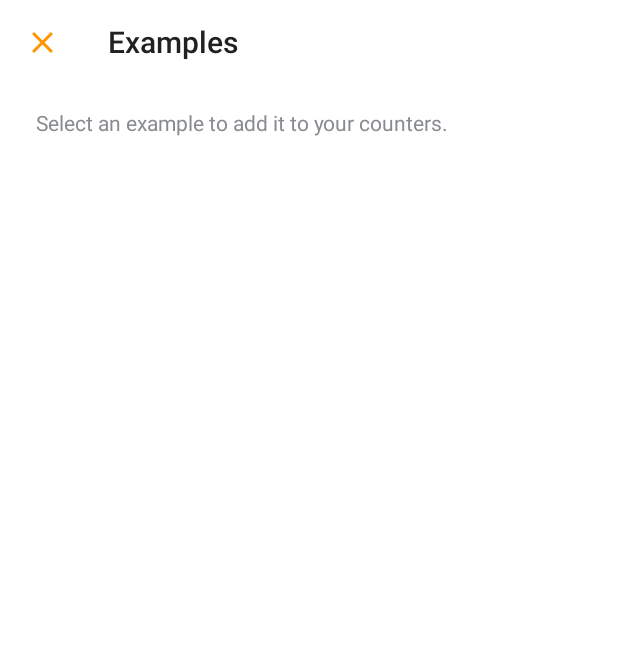
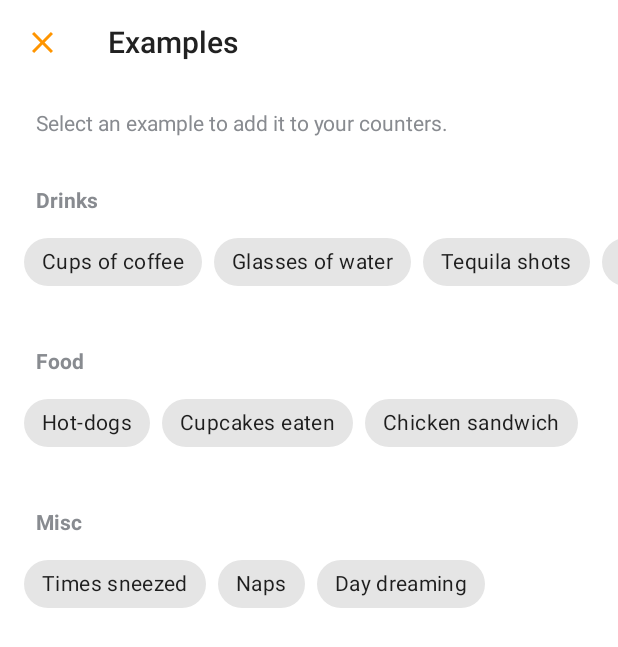
Before and after one commit to bfpimentel/cornershop, an Android app: the ExamplesFragment screen opened through its navigation route, on a phone screen of 412 x 824 dp. Shown: the top 647 px of the screen. Run offline under Robolectric (Android 15) with nearby library versions, the light colour scheme and no system bars; our stand-ins replace Dagger/Hilt's generated code.

Commit message:
feat: add examples adapter

```diff
--- a/app/presentation/src/main/java/com/cornershop/counterstest/presentation/create_counter/data/CreateCounterIntention.kt
+++ b/app/presentation/src/main/java/com/cornershop/counterstest/presentation/create_counter/data/CreateCounterIntention.kt
@@ -6,5 +6,7 @@ sealed class CreateCounterIntention {
 
     object Save : CreateCounterIntention()
 
+    object NavigateToExamples : CreateCounterIntention()
+
     object Close : CreateCounterIntention()
 }
--- a/app/presentation/src/main/java/com/cornershop/counterstest/presentation/examples/ExamplesAdapter.kt
+++ b/app/presentation/src/main/java/com/cornershop/counterstest/presentation/examples/ExamplesAdapter.kt
@@ -7,6 +7,7 @@ import androidx.recyclerview.widget.ListAdapter
 import androidx.recyclerview.widget.RecyclerView
 import com.cornershop.counterstest.databinding.ExamplesItemBinding
 import com.cornershop.counterstest.presentation.examples.data.ExampleViewData
+import com.google.android.material.chip.Chip
 import dagger.assisted.Assisted
 import dagger.assisted.AssistedFactory
 import dagger.assisted.AssistedInject
@@ -29,7 +30,13 @@ class ExamplesAdapter @AssistedInject constructor(
     inner class ViewHolder(private val binding: ExamplesItemBinding) : RecyclerView.ViewHolder(binding.root) {
 
         fun bind(item: ExampleViewData) = with(binding) {
-
+            label.text = item.title
+            item.examples.map { example ->
+                Chip(root.context).apply {
+                    text = example
+                    setOnClickListener { listener.onExampleClick(example) }
+                }
+            }.forEach(items::addView)
         }
     }
 
--- a/app/presentation/src/main/java/com/cornershop/counterstest/presentation/examples/ExamplesFragment.kt
+++ b/app/presentation/src/main/java/com/cornershop/counterstest/presentation/examples/ExamplesFragment.kt
@@ -26,9 +26,10 @@ class ExamplesFragment : Fragment(R.layout.examples_fragment) {
 
     override fun onViewCreated(view: View, savedInstanceState: Bundle?) {
         super.onViewCreated(view, savedInstanceState)
+
         bindAdapter()
+        bindOutputs()
         bindInputs()
-        bindOutputs()
     }
 
     private fun bindAdapter() {
@@ -42,13 +43,15 @@ class ExamplesFragment : Fragment(R.layout.examples_fragment) {
         }
     }
 
-    private fun bindInputs() {
-        binding.toolbar.setNavigationOnClickListener { viewModel.publish(ExamplesIntention.Close) }
-    }
-
     private fun bindOutputs() {
         watch(viewModel.state) { state ->
             state.examplesEvent.handleEvent(examplesAdapter::submitList)
         }
     }
+
+    private fun bindInputs() {
+        binding.toolbar.setNavigationOnClickListener { viewModel.publish(ExamplesIntention.Close) }
+
+        viewModel.publish(ExamplesIntention.GetExamples)
+    }
 }
--- a/app/presentation/src/main/res/layout/create_counter_fragment.xml
+++ b/app/presentation/src/main/res/layout/create_counter_fragment.xml
@@ -1,6 +1,7 @@
 <?xml version="1.0" encoding="utf-8"?>
 <androidx.constraintlayout.widget.ConstraintLayout xmlns:android="http://schemas.android.com/apk/res/android"
     xmlns:app="http://schemas.android.com/apk/res-auto"
+    xmlns:tools="http://schemas.android.com/tools"
     android:layout_width="match_parent"
     android:layout_height="match_parent"
     android:background="@color/white">
@@ -50,8 +51,8 @@
         android:layout_height="wrap_content"
         android:layout_marginHorizontal="@dimen/spacing_medium"
         android:layout_marginTop="@dimen/spacing_normal"
-        android:text="@string/create_counter_disclaimer"
         android:textColor="@color/gray"
-        app:layout_constraintTop_toBottomOf="@id/nameInputLayout" />
+        app:layout_constraintTop_toBottomOf="@id/nameInputLayout"
+        tools:text="@string/create_counter_disclaimer" />
 
 </androidx.constraintlayout.widget.ConstraintLayout>
--- a/app/presentation/src/main/res/layout/examples_fragment.xml
+++ b/app/presentation/src/main/res/layout/examples_fragment.xml
@@ -39,6 +39,7 @@
         android:id="@+id/examples"
         android:layout_width="match_parent"
         android:layout_height="wrap_content"
+        android:overScrollMode="never"
         app:layout_constraintTop_toBottomOf="@id/description" />
 
 </androidx.constraintlayout.widget.ConstraintLayout>
--- a/app/presentation/src/main/res/layout/examples_item.xml
+++ b/app/presentation/src/main/res/layout/examples_item.xml
@@ -2,7 +2,7 @@
 <androidx.constraintlayout.widget.ConstraintLayout xmlns:android="http://schemas.android.com/apk/res/android"
     xmlns:app="http://schemas.android.com/apk/res-auto"
     android:layout_width="match_parent"
-    android:layout_height="match_parent">
+    android:layout_height="wrap_content">
 
     <com.google.android.material.textview.MaterialTextView
         android:id="@+id/label"
@@ -16,12 +16,34 @@
         app:layout_constraintStart_toStartOf="parent"
         app:layout_constraintTop_toTopOf="parent" />
 
-    <com.google.android.material.chip.ChipGroup
-        android:id="@+id/items"
+    <HorizontalScrollView
         android:layout_width="match_parent"
         android:layout_height="wrap_content"
         android:layout_marginTop="@dimen/spacing_small"
-        app:itemSpacing="@dimen/spacing_small"
-        app:layout_constraintTop_toBottomOf="@id/label" />
+        android:scrollbars="none"
+        app:layout_constraintTop_toBottomOf="@id/label">
+
+        <LinearLayout
+            android:layout_width="wrap_content"
+            android:layout_height="wrap_content"
+            android:orientation="horizontal">
+
+            <View
+                android:layout_width="@dimen/spacing_medium"
+                android:layout_height="match_parent" />
+
+            <com.google.android.material.chip.ChipGroup
+                android:id="@+id/items"
+                android:layout_width="wrap_content"
+                android:layout_height="wrap_content"
+                app:itemSpacing="@dimen/spacing_normal" />
+
+            <View
+                android:layout_width="@dimen/spacing_medium"
+                android:layout_height="match_parent" />
+
+        </LinearLayout>
+
+    </HorizontalScrollView>
 
 </androidx.constraintlayout.widget.ConstraintLayout>
--- a/app/presentation/src/main/res/values/strings.xml
+++ b/app/presentation/src/main/res/values/strings.xml
@@ -31,6 +31,7 @@
     <string name="create_counter_name_label">Name</string>
     <string name="create_counter_name_hint">Cups of coffee</string>
     <string name="create_counter_disclaimer">Give it a name. Creative block? See examples.</string>
+    <string name="create_counter_disclaimer_example_span">examples</string>
     <!-- Create Counter Screen -->
 
     <!-- Examples Screen -->
```
Also changed, not shown: app/presentation/src/main/java/com/cornershop/counterstest/presentation/create_counter/CreateCounterFragment.kt (+33 -0 lines), app/presentation/src/main/java/com/cornershop/counterstest/presentation/create_counter/CreateCounterViewModel.kt (+18 -8 lines).
